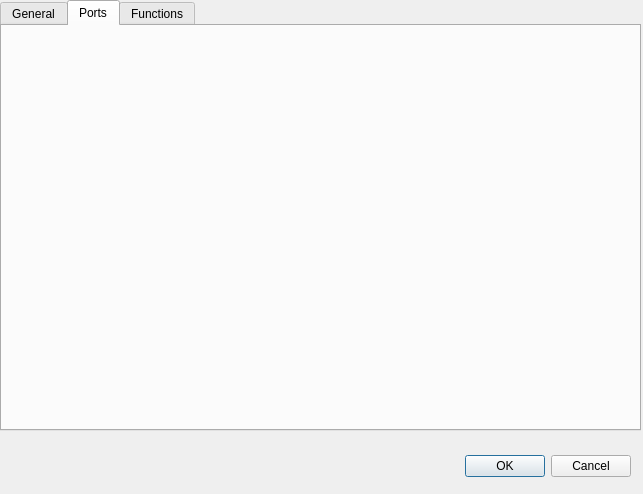
Qt form src/GUI/createblock.ui (jurajkula/ICP) before a commit.
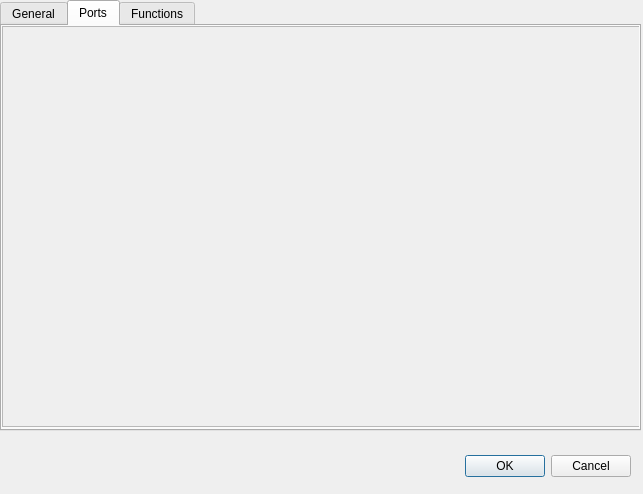
The same form after that commit.

What changed in the file:
```diff
--- a/src/GUI/createblock.ui
+++ b/src/GUI/createblock.ui
@@ -50,6 +50,35 @@
     <attribute name="title">
      <string>Ports</string>
     </attribute>
+    <widget class="QScrollArea" name="scrollArea">
+     <property name="geometry">
+      <rect>
+       <x>0</x>
+       <y>0</y>
+       <width>641</width>
+       <height>401</height>
+      </rect>
+     </property>
+     <property name="verticalScrollBarPolicy">
+      <enum>Qt::ScrollBarAsNeeded</enum>
+     </property>
+     <property name="horizontalScrollBarPolicy">
+      <enum>Qt::ScrollBarAlwaysOff</enum>
+     </property>
+     <property name="widgetResizable">
+      <bool>true</bool>
+     </property>
+     <widget class="QWidget" name="scrollAreaWidgetContents">
+      <property name="geometry">
+       <rect>
+        <x>0</x>
+        <y>0</y>
+        <width>639</width>
+        <height>399</height>
+       </rect>
+      </property>
+     </widget>
+    </widget>
    </widget>
    <widget class="QWidget" name="tabFunc">
     <attribute name="title">
```
